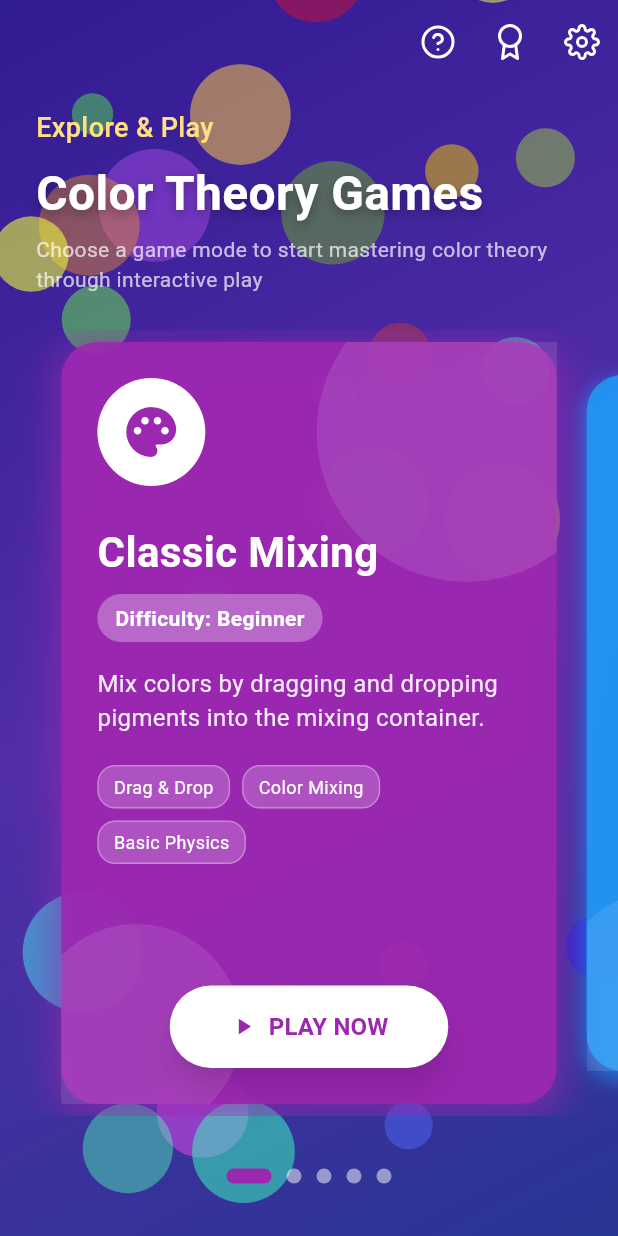
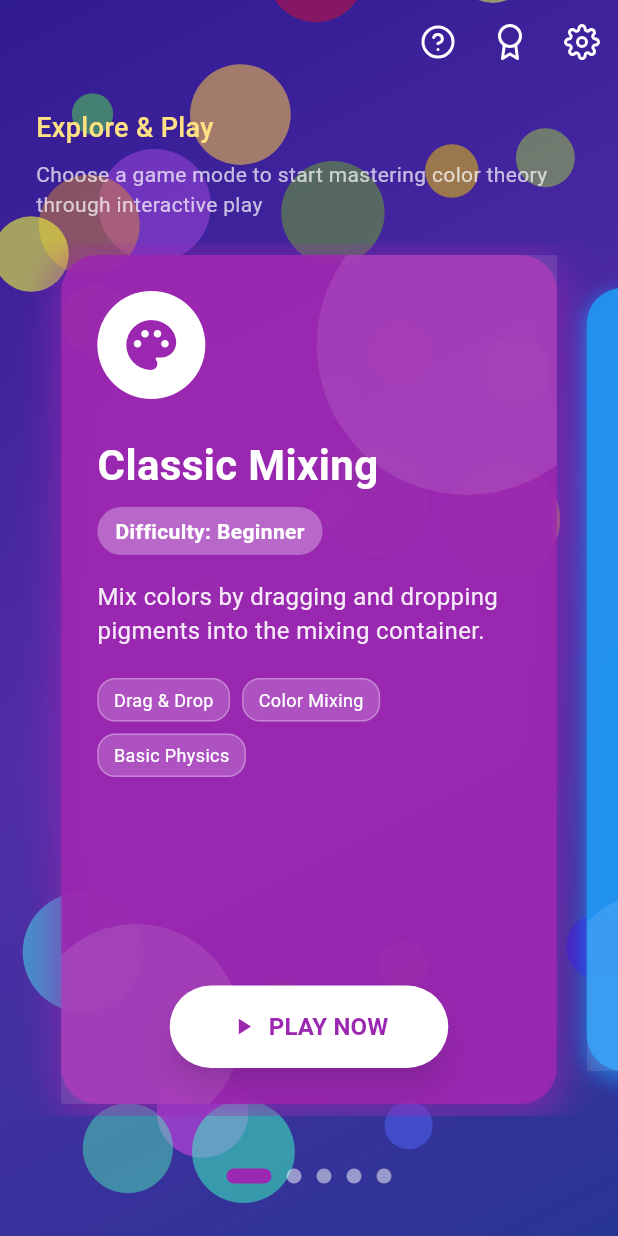
Before and after one commit to TaalayDev/palette_master, a Flutter app: the screen it shows after launch, on a phone screen of 412 x 824 dp. Run offline on Flutter 3.47's test engine with Material 3 defaults, Android fonts, the phone set to English and light mode, and no system bars; our stand-ins replace equatable, firebase_core, flutter_dotenv, flutter_riverpod, flutter_vector_icons, go_router and 5 more; missing offline and left inert: flame, forge2d, window_manager; accounts and stored records are empty; generated files the repository leaves out were written again.

Commit message:
feat: Update game selection screen UI and improve theme card styling

```diff
--- a/lib/features/puzzles/game_selection_screen.dart
+++ b/lib/features/puzzles/game_selection_screen.dart
@@ -273,22 +273,6 @@
                       ),
                       const SizedBox(height: 8),
                       Text(
-                        'Color Theory Games',
-                        style: TextStyle(
-                          color: Colors.white,
-                          fontSize: 32,
-                          fontWeight: FontWeight.bold,
-                          shadows: [
-                            Shadow(
-                              color: Colors.black.withOpacity(0.3),
-                              blurRadius: 8,
-                              offset: const Offset(0, 3),
-                            ),
-                          ],
-                        ),
-                      ),
-                      const SizedBox(height: 4),
-                      Text(
                         'Choose a game mode to start mastering color theory through interactive play',
                         style: TextStyle(
                           color: Colors.white.withOpacity(0.7),
@@ -299,7 +283,7 @@
                   ),
                 ),
 
-                const SizedBox(height: 16),
+                const SizedBox(height: 8),
 
                 // Game carousel
                 Expanded(
--- a/lib/theme/app_theme.dart
+++ b/lib/theme/app_theme.dart
@@ -15,7 +15,7 @@
         shape: RoundedRectangleBorder(borderRadius: BorderRadius.circular(12)),
       ),
     ),
-    cardTheme: CardTheme(shape: RoundedRectangleBorder(borderRadius: BorderRadius.circular(16)), elevation: 2),
+    cardTheme: CardThemeData(shape: RoundedRectangleBorder(borderRadius: BorderRadius.circular(16)), elevation: 2),
   );
 
   static final darkTheme = ThemeData(
@@ -29,7 +29,7 @@
         shape: RoundedRectangleBorder(borderRadius: BorderRadius.circular(12)),
       ),
     ),
-    cardTheme: CardTheme(shape: RoundedRectangleBorder(borderRadius: BorderRadius.circular(16)), elevation: 2),
+    cardTheme: CardThemeData(shape: RoundedRectangleBorder(borderRadius: BorderRadius.circular(16)), elevation: 2),
   );
 }
 
```
Also changed, not shown: pubspec.yaml (+3 -64 lines), pubspec.lock, 1 other file.
